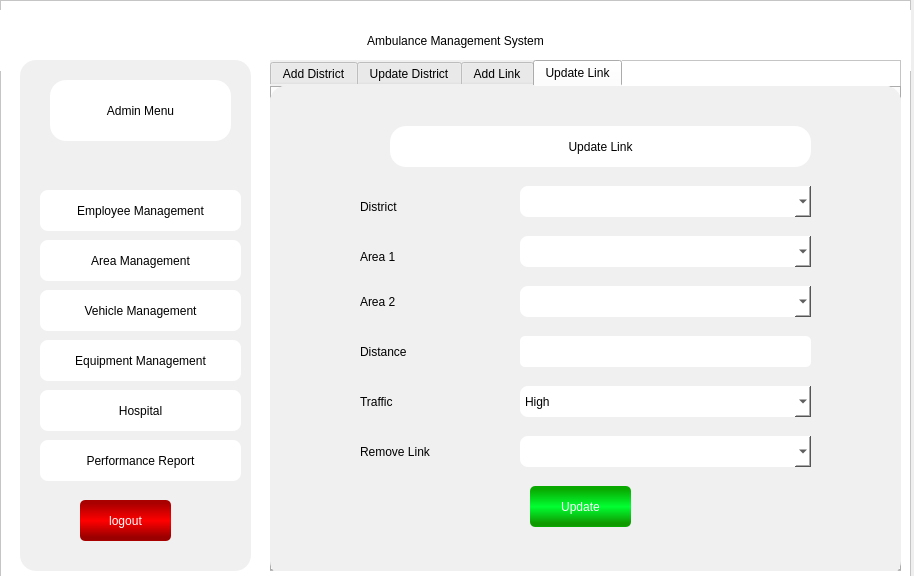
Above: AdminMenu.ui from MunawarAliAraiz/Ambulance-Management-System before the change. Below: the same form after it.
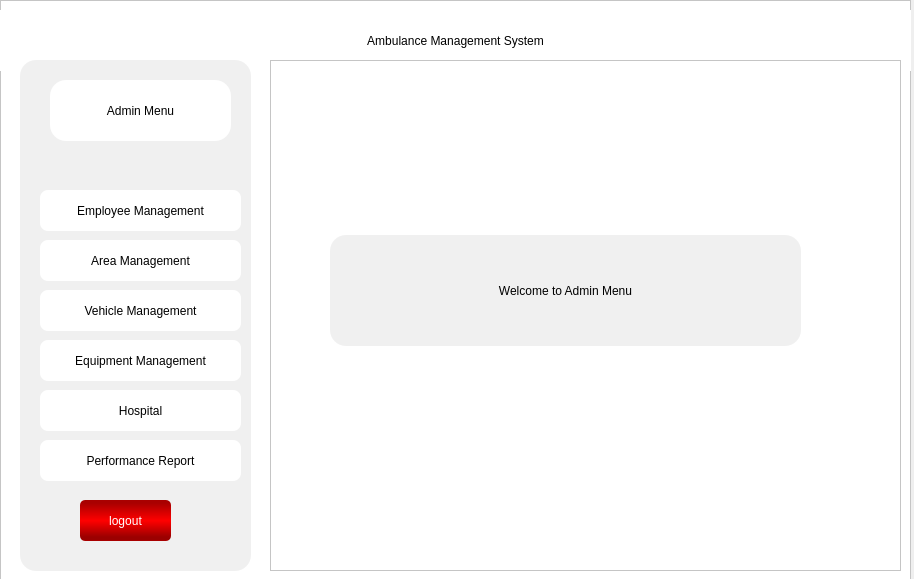
That is the form after the change. The open tabs and pages were chosen to show the change.

The edit to the form file:
```diff
--- a/AdminMenu.ui
+++ b/AdminMenu.ui
@@ -7,7 +7,7 @@
     <x>0</x>
     <y>0</y>
     <width>914</width>
-    <height>576</height>
+    <height>579</height>
    </rect>
   </property>
   <property name="windowTitle">
@@ -296,7 +296,7 @@
       <enum>QTabWidget::Rounded</enum>
      </property>
      <property name="currentIndex">
-      <number>3</number>
+      <number>0</number>
      </property>
      <widget class="QWidget" name="addEmp">
       <attribute name="title">
@@ -2888,7 +2888,7 @@
 background-color: rgb(255, 255, 255);</string>
          </property>
          <property name="text">
-          <string>Update Employee</string>
+          <string>Update District</string>
          </property>
          <property name="alignment">
           <set>Qt::AlignCenter</set>
@@ -3039,7 +3039,7 @@
       </widget>
       <widget class="QWidget" name="AddLink">
        <attribute name="title">
-        <string>Add Link</string>
+        <string>Show District</string>
        </attribute>
        <widget class="QFrame" name="frame_14">
         <property name="geometry">
@@ -3061,97 +3061,6 @@
         <property name="frameShadow">
          <enum>QFrame::Raised</enum>
         </property>
-        <widget class="QPushButton" name="pushButton_14">
-         <property name="geometry">
-          <rect>
-           <x>250</x>
-           <y>400</y>
-           <width>101</width>
-           <height>41</height>
-          </rect>
-         </property>
-         <property name="styleSheet">
-          <string notr="true">font: 75 18pt &quot;News706 BT&quot;;
-border-radius:5px;
-color: rgb(255, 255, 255);
-background-color: qlineargradient(spread:repeat, x1:1, y1:0, x2:1, y2:0.966, stop:0.0795455 rgba(9, 169, 0, 255), stop:0.522727 rgba(0, 255, 50, 255), stop:0.931818 rgba(15, 155, 0, 255));</string>
-         </property>
-         <property name="text">
-          <string>Add</string>
-         </property>
-        </widget>
-        <widget class="QLabel" name="label_64">
-         <property name="geometry">
-          <rect>
-           <x>90</x>
-           <y>250</y>
-           <width>91</width>
-           <height>21</height>
-          </rect>
-         </property>
-         <property name="styleSheet">
-          <string notr="true">font: 75 14pt &quot;News706 BT&quot;;</string>
-         </property>
-         <property name="text">
-          <string>Area 2</string>
-         </property>
-         <property name="alignment">
-          <set>Qt::AlignLeading|Qt::AlignLeft|Qt::AlignVCenter</set>
-         </property>
-        </widget>
-        <widget class="QLabel" name="label_65">
-         <property name="geometry">
-          <rect>
-           <x>90</x>
-           <y>300</y>
-           <width>131</width>
-           <height>21</height>
-          </rect>
-         </property>
-         <property name="styleSheet">
-          <string notr="true">font: 75 14pt &quot;News706 BT&quot;;</string>
-         </property>
-         <property name="text">
-          <string>Distance</string>
-         </property>
-         <property name="alignment">
-          <set>Qt::AlignLeading|Qt::AlignLeft|Qt::AlignVCenter</set>
-         </property>
-        </widget>
-        <widget class="QLabel" name="label_66">
-         <property name="geometry">
-          <rect>
-           <x>90</x>
-           <y>350</y>
-           <width>111</width>
-           <height>21</height>
-          </rect>
-         </property>
-         <property name="styleSheet">
-          <string notr="true">font: 75 14pt &quot;News706 BT&quot;;</string>
-         </property>
-         <property name="text">
-          <string>Traffic</string>
-         </property>
-         <property name="alignment">
-          <set>Qt::AlignLeading|Qt::AlignLeft|Qt::AlignVCenter</set>
-         </property>
-        </widget>
-        <widget class="QTextEdit" name="textEdit_30">
-         <property name="geometry">
-          <rect>
-           <x>250</x>
-           <y>300</y>
-           <width>291</width>
-           <height>31</height>
-          </rect>
-         </property>
-         <property name="styleSheet">
-          <string notr="true">border-radius:5px;
-background-color: rgb(255, 255, 255);
-font: 75 14pt &quot;News706 BT&quot;;</string>
-         </property>
-        </widget>
         <widget class="QLabel" name="label_67">
          <property name="geometry">
           <rect>
@@ -3166,408 +3075,54 @@
 background-color: rgb(255, 255, 255);</string>
          </property>
          <property name="text">
-          <string>Add Link</string>
+          <string>View Distict</string>
          </property>
          <property name="alignment">
           <set>Qt::AlignCenter</set>
          </property>
         </widget>
-        <widget class="QLabel" name="label_68">
+        <widget class="QTableWidget" name="tableWidget_6">
          <property name="geometry">
           <rect>
-           <x>90</x>
-           <y>200</y>
-           <width>151</width>
-           <height>21</height>
+           <x>20</x>
+           <y>150</y>
+           <width>591</width>
+           <height>181</height>
           </rect>
          </property>
          <property name="styleSheet">
-          <string notr="true">font: 75 14pt &quot;News706 BT&quot;;</string>
-         </property>
-         <property name="text">
-          <string>Area 1</string>
-         </property>
-         <property name="alignment">
-          <set>Qt::AlignLeading|Qt::AlignLeft|Qt::AlignVCenter</set>
-         </property>
-        </widget>
-        <widget class="QComboBox" name="comboBox_17">
-         <property name="geometry">
-          <rect>
-           <x>250</x>
-           <y>200</y>
-           <width>291</width>
-           <height>31</height>
-          </rect>
-         </property>
-         <property name="styleSheet">
           <string notr="true">background-color: rgb(255, 255, 255);
-font: 75 14pt &quot;News706 BT&quot;;
-border-radius:8px;</string>
+font: 75 12pt &quot;News706 BT&quot;;
+color: rgb(0, 0, 0);
+border-radius:26px;
+gridline-color: rgb(0, 0, 0);</string>
          </property>
-        </widget>
-        <widget class="QComboBox" name="comboBox_18">
-         <property name="geometry">
-          <rect>
-           <x>250</x>
-           <y>350</y>
-           <width>291</width>
-           <height>31</height>
-          </rect>
-         </property>
-         <property name="styleSheet">
-          <string notr="true">background-color: rgb(255, 255, 255);
-font: 75 14pt &quot;News706 BT&quot;;
-border-radius:8px;</string>
-         </property>
-         <item>
+         <attribute name="horizontalHeaderDefaultSectionSize">
+          <number>148</number>
+         </attribute>
+         <attribute name="verticalHeaderVisible">
+          <bool>false</bool>
+         </attribute>
+         <column>
           <property name="text">
-           <string>High</string>
+           <string>Name</string>
           </property>
-         </item>
-         <item>
+         </column>
+         <column>
           <property name="text">
-           <string>Medium</string>
+           <string>No. of Areas</string>
           </property>
-         </item>
-         <item>
+         </column>
+         <column>
           <property name="text">
-           <string>Low</string>
+           <string>No. of Centers</string>
           </property>
-         </item>
-        </widget>
-        <widget class="QComboBox" name="comboBox_19">
-         <property name="geometry">
-          <rect>
-           <x>250</x>
-           <y>250</y>
-           <width>291</width>
-           <height>31</height>
-          </rect>
-         </property>
-         <property name="styleSheet">
-          <string notr="true">background-color: rgb(255, 255, 255);
-font: 75 14pt &quot;News706 BT&quot;;
-border-radius:8px;</string>
-         </property>
-        </widget>
-        <widget class="QComboBox" name="comboBox_26">
-         <property name="geometry">
-          <rect>
-           <x>250</x>
-           <y>150</y>
-           <width>291</width>
-           <height>31</height>
-          </rect>
-         </property>
-         <property name="styleSheet">
-          <string notr="true">background-color: rgb(255, 255, 255);
-font: 75 14pt &quot;News706 BT&quot;;
-border-radius:8px;</string>
-         </property>
-        </widget>
-        <widget class="QLabel" name="label_84">
-         <property name="geometry">
-          <rect>
-           <x>90</x>
-           <y>150</y>
-           <width>151</width>
-           <height>31</height>
-          </rect>
-         </property>
-         <property name="styleSheet">
-          <string notr="true">font: 75 14pt &quot;News706 BT&quot;;</string>
-         </property>
-         <property name="text">
-          <string>District</string>
-         </property>
-         <property name="alignment">
-          <set>Qt::AlignLeading|Qt::AlignLeft|Qt::AlignVCenter</set>
-         </property>
-        </widget>
-       </widget>
-      </widget>
-      <widget class="QWidget" name="UpdLink">
-       <attribute name="title">
-        <string>Update Link</string>
-       </attribute>
-       <widget class="QFrame" name="frame_15">
-        <property name="geometry">
-         <rect>
-          <x>0</x>
-          <y>0</y>
-          <width>631</width>
-          <height>491</height>
-         </rect>
-        </property>
-        <property name="styleSheet">
-         <string notr="true">background-color: rgb(240, 240, 240);
-border-radius:16px;
-</string>
-        </property>
-        <property name="frameShape">
-         <enum>QFrame::StyledPanel</enum>
-        </property>
-        <property name="frameShadow">
-         <enum>QFrame::Raised</enum>
-        </property>
-        <widget class="QPushButton" name="pushButton_15">
-         <property name="geometry">
-          <rect>
-           <x>260</x>
-           <y>400</y>
-           <width>101</width>
-           <height>41</height>
-          </rect>
-         </property>
-         <property name="styleSheet">
-          <string notr="true">font: 75 18pt &quot;News706 BT&quot;;
-border-radius:5px;
-color: rgb(255, 255, 255);
-background-color: qlineargradient(spread:repeat, x1:1, y1:0, x2:1, y2:0.966, stop:0.0795455 rgba(9, 169, 0, 255), stop:0.522727 rgba(0, 255, 50, 255), stop:0.931818 rgba(15, 155, 0, 255));</string>
-         </property>
-         <property name="text">
-          <string>Update</string>
-         </property>
-        </widget>
-        <widget class="QLabel" name="label_69">
-         <property name="geometry">
-          <rect>
-           <x>90</x>
-           <y>200</y>
-           <width>91</width>
-           <height>31</height>
-          </rect>
-         </property>
-         <property name="styleSheet">
-          <string notr="true">font: 75 14pt &quot;News706 BT&quot;;</string>
-         </property>
-         <property name="text">
-          <string>Area 2</string>
-         </property>
-         <property name="alignment">
-          <set>Qt::AlignLeading|Qt::AlignLeft|Qt::AlignVCenter</set>
-         </property>
-        </widget>
-        <widget class="QLabel" name="label_70">
-         <property name="geometry">
-          <rect>
-           <x>90</x>
-           <y>250</y>
-           <width>131</width>
-           <height>31</height>
-          </rect>
-         </property>
-         <property name="styleSheet">
-          <string notr="true">font: 75 14pt &quot;News706 BT&quot;;</string>
-         </property>
-         <property name="text">
-          <string>Distance</string>
-         </property>
-         <property name="alignment">
-          <set>Qt::AlignLeading|Qt::AlignLeft|Qt::AlignVCenter</set>
-         </property>
-        </widget>
-        <widget class="QLabel" name="label_71">
-         <property name="geometry">
-          <rect>
-           <x>90</x>
-           <y>300</y>
-           <width>111</width>
-           <height>31</height>
-          </rect>
-         </property>
-         <property name="styleSheet">
-          <string notr="true">font: 75 14pt &quot;News706 BT&quot;;</string>
-         </property>
-         <property name="text">
-          <string>Traffic</string>
-         </property>
-         <property name="alignment">
-          <set>Qt::AlignLeading|Qt::AlignLeft|Qt::AlignVCenter</set>
-         </property>
-        </widget>
-        <widget class="QTextEdit" name="textEdit_31">
-         <property name="geometry">
-          <rect>
-           <x>250</x>
-           <y>250</y>
-           <width>291</width>
-           <height>31</height>
-          </rect>
-         </property>
-         <property name="styleSheet">
-          <string notr="true">border-radius:5px;
-background-color: rgb(255, 255, 255);
-font: 75 14pt &quot;News706 BT&quot;;</string>
-         </property>
-        </widget>
-        <widget class="QLabel" name="label_72">
-         <property name="geometry">
-          <rect>
-           <x>120</x>
-           <y>40</y>
-           <width>421</width>
-           <height>41</height>
-          </rect>
-         </property>
-         <property name="styleSheet">
-          <string notr="true">font: 75 24pt &quot;News706 BT&quot;;
-background-color: rgb(255, 255, 255);</string>
-         </property>
-         <property name="text">
-          <string>Update Link</string>
-         </property>
-         <property name="alignment">
-          <set>Qt::AlignCenter</set>
-         </property>
-        </widget>
-        <widget class="QLabel" name="label_73">
-         <property name="geometry">
-          <rect>
-           <x>90</x>
-           <y>160</y>
-           <width>151</width>
-           <height>21</height>
-          </rect>
-         </property>
-         <property name="styleSheet">
-          <string notr="true">font: 75 14pt &quot;News706 BT&quot;;</string>
-         </property>
-         <property name="text">
-          <string>Area 1</string>
-         </property>
-         <property name="alignment">
-          <set>Qt::AlignLeading|Qt::AlignLeft|Qt::AlignVCenter</set>
-         </property>
-        </widget>
-        <widget class="QComboBox" name="comboBox_20">
-         <property name="geometry">
-          <rect>
-           <x>250</x>
-           <y>150</y>
-           <width>291</width>
-           <height>31</height>
-          </rect>
-         </property>
-         <property name="styleSheet">
-          <string notr="true">background-color: rgb(255, 255, 255);
-font: 75 14pt &quot;News706 BT&quot;;
-border-radius:8px;</string>
-         </property>
-        </widget>
-        <widget class="QComboBox" name="comboBox_21">
-         <property name="geometry">
-          <rect>
-           <x>250</x>
-           <y>300</y>
-           <width>291</width>
-           <height>31</height>
-          </rect>
-         </property>
-         <property name="styleSheet">
-          <string notr="true">background-color: rgb(255, 255, 255);
-font: 75 14pt &quot;News706 BT&quot;;
-border-radius:8px;</string>
-         </property>
-         <item>
+         </column>
+         <column>
           <property name="text">
-           <string>High</string>
+           <string>Areas</string>
           </property>
-         </item>
-         <item>
-          <property name="text">
-           <string>Medium</string>
-          </property>
-         </item>
-         <item>
-          <property name="text">
-           <string>Low</string>
-          </property>
-         </item>
-        </widget>
-        <widget class="QComboBox" name="comboBox_22">
-         <property name="geometry">
-          <rect>
-           <x>250</x>
-           <y>200</y>
-           <width>291</width>
-           <height>31</height>
-          </rect>
-         </property>
-         <property name="styleSheet">
-          <string notr="true">background-color: rgb(255, 255, 255);
-font: 75 14pt &quot;News706 BT&quot;;
-border-radius:8px;</string>
-         </property>
-        </widget>
-        <widget class="QLabel" name="label_74">
-         <property name="geometry">
-          <rect>
-           <x>90</x>
-           <y>350</y>
-           <width>131</width>
-           <height>31</height>
-          </rect>
-         </property>
-         <property name="styleSheet">
-          <string notr="true">font: 75 14pt &quot;News706 BT&quot;;</string>
-         </property>
-         <property name="text">
-          <string>Remove Link</string>
-         </property>
-         <property name="alignment">
-          <set>Qt::AlignLeading|Qt::AlignLeft|Qt::AlignVCenter</set>
-         </property>
-        </widget>
-        <widget class="QComboBox" name="comboBox_23">
-         <property name="geometry">
-          <rect>
-           <x>250</x>
-           <y>350</y>
-           <width>291</width>
-           <height>31</height>
-          </rect>
-         </property>
-         <property name="styleSheet">
-          <string notr="true">background-color: rgb(255, 255, 255);
-font: 75 14pt &quot;News706 BT&quot;;
-border-radius:8px;</string>
-         </property>
-        </widget>
-        <widget class="QLabel" name="label_85">
-         <property name="geometry">
-          <rect>
-           <x>90</x>
-           <y>110</y>
-           <width>151</width>
-           <height>21</height>
-          </rect>
-         </property>
-         <property name="styleSheet">
-          <string notr="true">font: 75 14pt &quot;News706 BT&quot;;</string>
-         </property>
-         <property name="text">
-          <string>District</string>
-         </property>
-         <property name="alignment">
-          <set>Qt::AlignLeading|Qt::AlignLeft|Qt::AlignVCenter</set>
-         </property>
-        </widget>
-        <widget class="QComboBox" name="comboBox_27">
-         <property name="geometry">
-          <rect>
-           <x>250</x>
-           <y>100</y>
-           <width>291</width>
-           <height>31</height>
-          </rect>
-         </property>
-         <property name="styleSheet">
-          <string notr="true">background-color: rgb(255, 255, 255);
-font: 75 14pt &quot;News706 BT&quot;;
-border-radius:8px;</string>
-         </property>
+         </column>
         </widget>
        </widget>
       </widget>
@@ -4041,14 +3596,52 @@
       </property>
      </widget>
     </widget>
+    <widget class="QFrame" name="WelcomeFrame">
+     <property name="geometry">
+      <rect>
+       <x>270</x>
+       <y>60</y>
+       <width>631</width>
+       <height>511</height>
+      </rect>
+     </property>
+     <property name="frameShape">
+      <enum>QFrame::StyledPanel</enum>
+     </property>
+     <property name="frameShadow">
+      <enum>QFrame::Raised</enum>
+     </property>
+     <widget class="QLabel" name="label">
+      <property name="geometry">
+       <rect>
+        <x>60</x>
+        <y>175</y>
+        <width>471</width>
+        <height>111</height>
+       </rect>
+      </property>
+      <property name="styleSheet">
+       <string notr="true">background-color: rgb(240, 240, 240);
+border-radius:16px;
+font: 75 28pt &quot;News706 BT&quot;;</string>
+      </property>
+      <property name="text">
+       <string>Welcome to Admin Menu</string>
+      </property>
+      <property name="alignment">
+       <set>Qt::AlignCenter</set>
+      </property>
+     </widget>
+    </widget>
     <zorder>Project_Title</zorder>
     <zorder>Side_Tab_Pane</zorder>
-    <zorder>EmployeeTab</zorder>
     <zorder>HospitalFrame</zorder>
     <zorder>EquipmentFrame</zorder>
     <zorder>PerformanceFrame</zorder>
     <zorder>VehicleFrame</zorder>
     <zorder>AreaFrame</zorder>
+    <zorder>EmployeeTab</zorder>
+    <zorder>WelcomeFrame</zorder>
    </widget>
   </widget>
  </widget>
```
